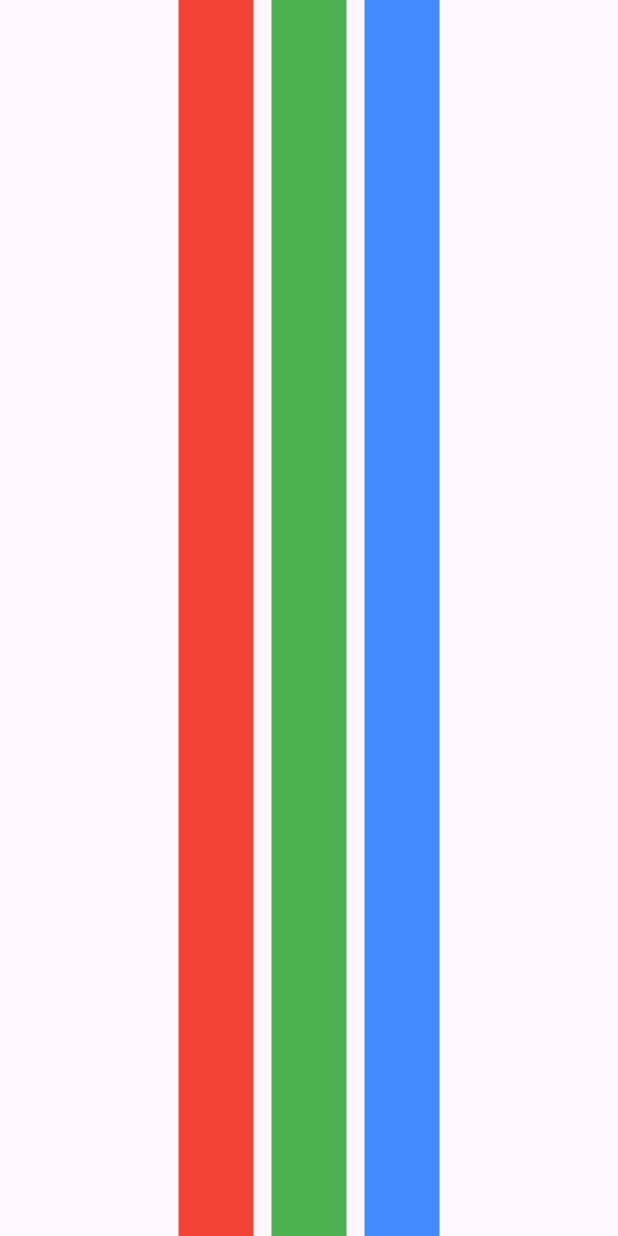
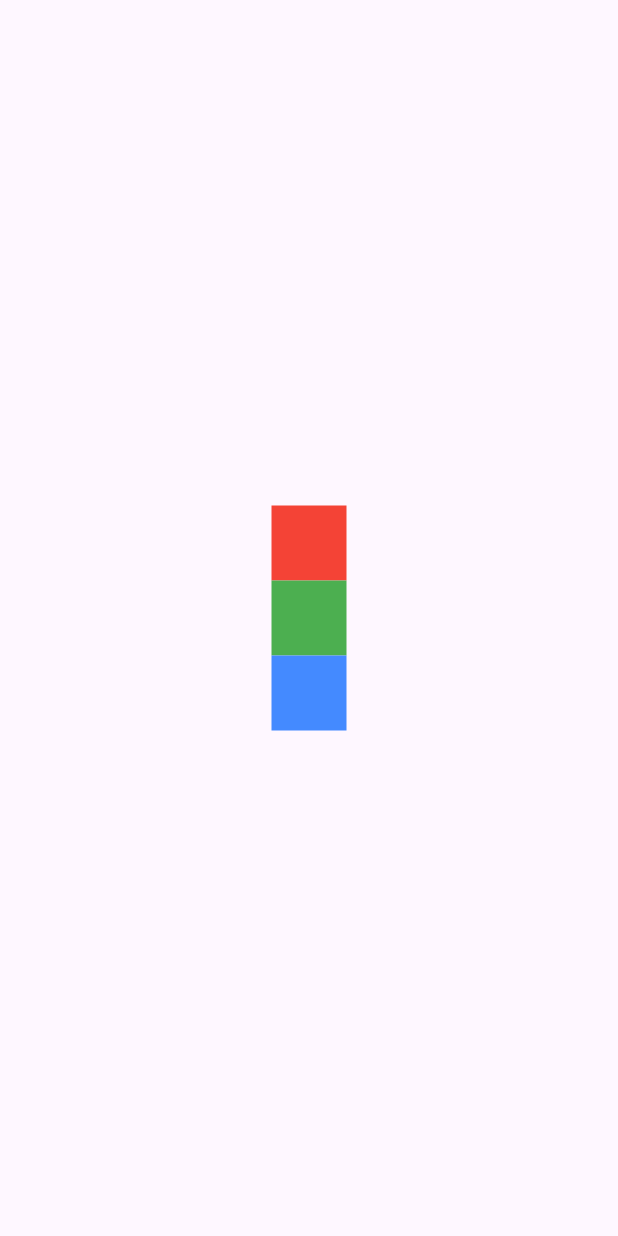
Before and after one commit to sunk-dev/flutter-study, a Flutter app: the screen it shows after launch, on a phone screen of 412 x 824 dp. Run offline on Flutter 3.47's test engine with Material 3 defaults, Android fonts, the phone set to English and light mode, and no system bars.

Commit message:
ch5 위젯종류- Column 위젯

```diff
--- a/ch5_basic_widget/lib/main.dart
+++ b/ch5_basic_widget/lib/main.dart
@@ -5,18 +5,24 @@ import 'package:flutter/rendering.dart';
 배치 관련 위젯
 - 위젯을 가로 또는 세로로 배치하거나 겹칠때 상ㅅㅇ
  Row위젯
- - 위젯을 가로오 위젯을 배치하는데 사용
+ - 위젯을 가로로 위젯을 배치하는데 사용
  - childern 매개변수 사용
  - Main Axis(주축): 가로, Cross Axis(반대축):세로
+
+ Column 위젯
+  - 위젯을 세로로 위젯을 배치하는데 사용
+ - childern 매개변수 사용
+ - Main Axis(주축): 세로, Cross Axis(반대축):가로
+
  */
 
 
 
 void main() {
-  runApp(RowWidgetExample());
+  runApp(ColumnWidgetExample());
 }
 
-class RowWidgetExample extends StatelessWidget{
+class ColumnWidgetExample extends StatelessWidget{
   @override
   Widget build(BuildContext context) {
     // TODO: implement build
@@ -25,12 +31,12 @@ class RowWidgetExample extends StatelessWidget{
         body: SizedBox(
 
           //반대축에서 이동할 공간을 제거하기 위해 높이를 최대한으로 설정
-          height: double.infinity,
-          child: Row(
+          width: double.infinity,
+          child: Column(
             //주축 정렬지정
             mainAxisAlignment: MainAxisAlignment.center,
             //반대축정렬지정
-            crossAxisAlignment: CrossAxisAlignment.stretch,
+            crossAxisAlignment: CrossAxisAlignment.center,
 
             //넣고싶은 위젯 입력
             children: [
```
